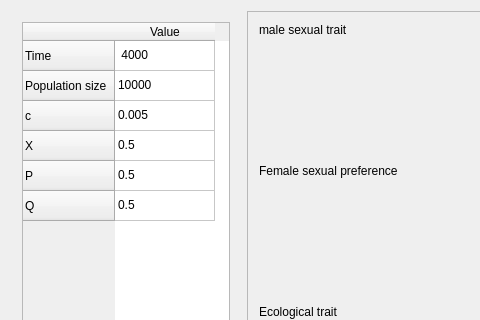
The window that kewe_qtdialog.ui (richelbilderbeek/pbdmms) describes before a commit, drawn with Qt 5; both pictures show x 0 to 480 and y 0 to 320 of the 669 by 583 pixel window.
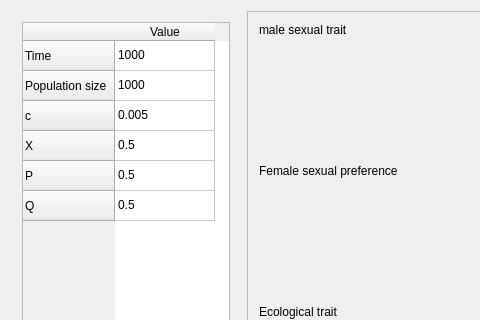
The same window after the commit. Custom widgets are drawn as their Qt base class.

Commit message: Use toy parameters that run fast at first show

What changed in the file:
```diff
--- a/kewe_qtdialog.ui
+++ b/kewe_qtdialog.ui
@@ -65,12 +65,12 @@
         </column>
         <item row="0" column="0">
          <property name="text">
-          <string> 4000</string>
+          <string>1000</string>
          </property>
         </item>
         <item row="1" column="0">
          <property name="text">
-          <string>10000</string>
+          <string>1000</string>
          </property>
         </item>
         <item row="2" column="0">
```
